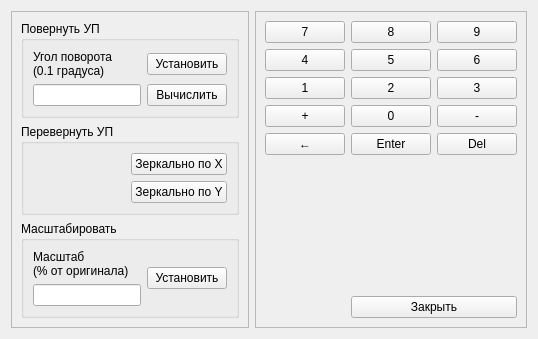
This is phx-cnc-ui-mainform/src/CXTurnDialog.ui in superkulpa/phx-cnc-ui as Qt 5 draws it before an edit. The edited form follows.
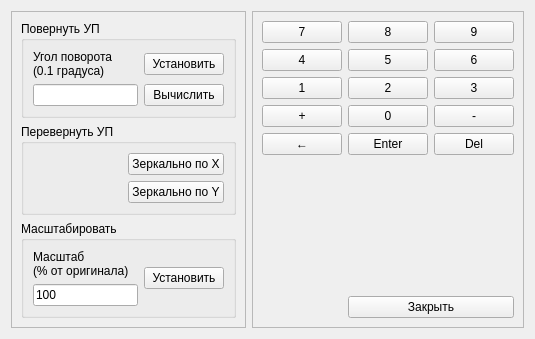
This is the edited form. Custom widgets are drawn as their Qt base class.

What changed in the file:
```diff
--- a/phx-cnc-ui-mainform/src/CXTurnDialog.ui
+++ b/phx-cnc-ui-mainform/src/CXTurnDialog.ui
@@ -2,6 +2,14 @@
 <ui version="4.0">
  <class>CXTurnDialog</class>
  <widget class="QWidget" name="CXTurnDialog">
+  <property name="geometry">
+   <rect>
+    <x>0</x>
+    <y>0</y>
+    <width>535</width>
+    <height>308</height>
+   </rect>
+  </property>
   <property name="windowTitle">
    <string>Повернуть/Перевернуть/Масштабировать</string>
   </property>
@@ -107,7 +115,11 @@
         </property>
         <layout class="QGridLayout" name="gridLayout_4">
          <item row="1" column="0">
-          <widget class="QLineEdit" name="mScaleEdit"/>
+          <widget class="QLineEdit" name="mScaleEdit">
+           <property name="text">
+            <string>100</string>
+           </property>
+          </widget>
          </item>
          <item row="0" column="0">
           <widget class="QLabel" name="label_2">
```
